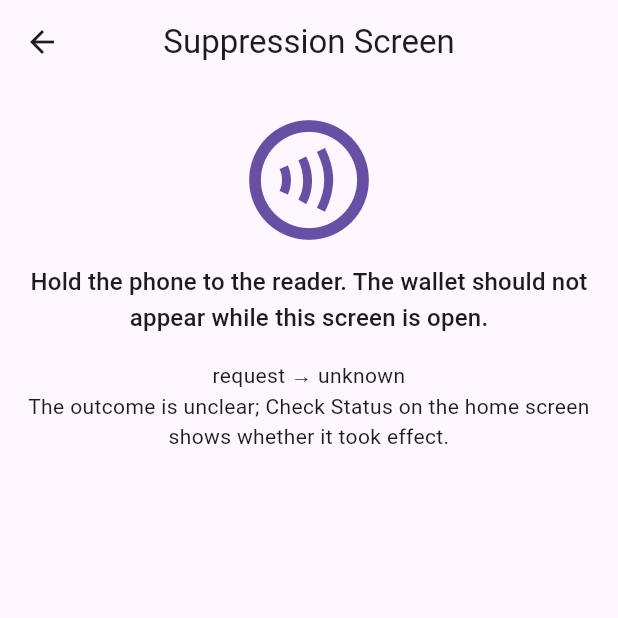
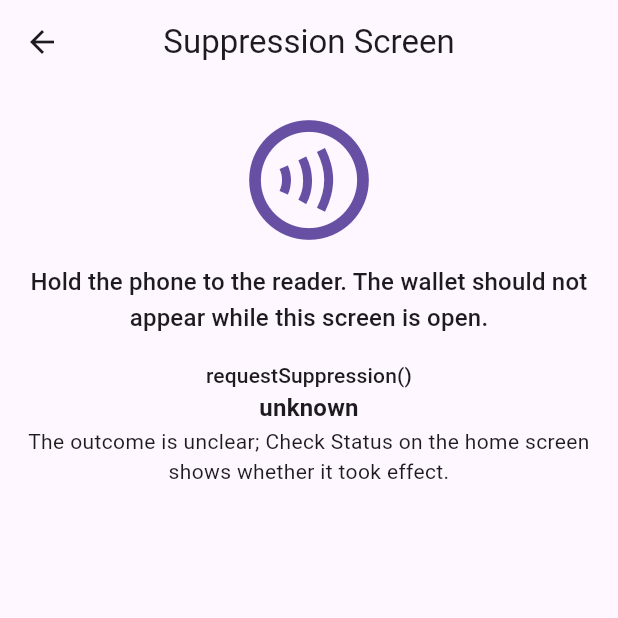
Before and after one commit to teklund/nfc_wallet_suppression, a Flutter app: the screen it shows after launch, after a tap on "Release Suppression", after a tap on "Check Status", after a tap on "Open Suppression Screen", on a phone screen of 412 x 824 dp, the top half of it. Run offline on Flutter 3.47's test engine with Material 3 defaults, Android fonts, the light colour scheme and no system bars; our stand-ins replace plugin_platform_interface.

Commit message:
docs(example): name the API in results and trim the example README
Last call shows the method and its status. The unavailable text says a later
request can succeed. example/README.md keeps only the iOS entitlement note;
README describes the example. Example test commands no longer leave the shell
in example/.

```diff
--- a/example/lib/main.dart
+++ b/example/lib/main.dart
@@ -89,7 +89,7 @@ class _HomeScreenState extends State<HomeScreen> {
     );
     unawaited(Navigator.of(context).push(route));
     // Its release ends any hold, including one requested here. Completes once
-    // the screen is gone, so after that release.
+    // the screen is gone, after that release is called.
     await route.completed;
     await _check('after the suppression screen');
   }
@@ -118,15 +118,19 @@ class _HomeScreenState extends State<HomeScreen> {
             // Offer suppression only where it can be attempted.
             onPressed: _isSupported != true
                 ? null
-                : () =>
-                      _call('request', NfcWalletSuppression.requestSuppression),
+                : () => _call(
+                    'requestSuppression()',
+                    NfcWalletSuppression.requestSuppression,
+                  ),
             icon: const Icon(Icons.block),
             label: const Text('Request Suppression'),
           ),
           const SizedBox(height: 8),
           FilledButton.icon(
-            onPressed: () =>
-                _call('release', NfcWalletSuppression.releaseSuppression),
+            onPressed: () => _call(
+              'releaseSuppression()',
+              NfcWalletSuppression.releaseSuppression,
+            ),
             icon: const Icon(Icons.nfc),
             label: const Text('Release Suppression'),
           ),
@@ -241,12 +245,23 @@ class _SuppressionScreenState extends State<SuppressionScreen> {
             textAlign: TextAlign.center,
           ),
           const SizedBox(height: 16),
+          if (result == null)
+            const Text('Requesting…', textAlign: TextAlign.center)
+          else ...[
             Text(
-            result == null ? 'Requesting…' : 'request → ${result.status.name}',
+              'requestSuppression()',
+              style: theme.textTheme.titleSmall,
               textAlign: TextAlign.center,
             ),
-          if (result != null)
+            Text(
+              result.status.name,
+              style: theme.textTheme.titleMedium?.copyWith(
+                fontWeight: FontWeight.bold,
+              ),
+              textAlign: TextAlign.center,
+            ),
             Text(explain(result.status), textAlign: TextAlign.center),
+          ],
         ],
       ),
     );
@@ -306,7 +321,8 @@ class StatusCard extends StatelessWidget {
     this.checked = '',
   });
 
-  /// The call that returned [result]: `request` or `release`.
+  /// The call that returned [result]: `requestSuppression()` or
+  /// `releaseSuppression()`.
   final String? call;
   final SuppressionResult? result;
   final bool? isInEffect;
@@ -357,12 +373,20 @@ class StatusCard extends StatelessWidget {
             ),
             if (checked.isNotEmpty) Text('Checked $checked', style: details),
             const Divider(height: 16),
+            if (result == null) ...[
               Text('Last call', style: theme.textTheme.titleSmall),
+              const Text('No call yet'),
+            ] else ...[
+              Text('Last call: $call', style: theme.textTheme.titleSmall),
               Text(
-              result == null ? 'No call yet' : '$call → ${result.status.name}',
+                result.status.name,
+                style: theme.textTheme.titleMedium?.copyWith(
+                  fontWeight: FontWeight.bold,
                 ),
+              ),
+            ],
             // The explanations are written for request results.
-            if (result != null && call == 'request')
+            if (result != null && call == 'requestSuppression()')
               Text(explain(result.status)),
             // The platform's own text, for logs. Not user-facing copy, and its
             // wording is not part of the API.
@@ -390,7 +414,8 @@ String explain(SuppressionStatus status) {
       'The outcome is unclear; Check Status on the home screen shows whether '
           'it took effect.',
     SuppressionStatus.unavailable =>
-      'Not suppressed: no Activity was attached.',
+      'Not suppressed: no Activity was attached. Requesting again later can '
+          'succeed.',
     // New statuses may be added, so always keep a fallback.
     _ => 'Not suppressed.',
   };
```
Also changed, not shown: 4 other files. Lines whose indentation alone changed are shown as unchanged.
